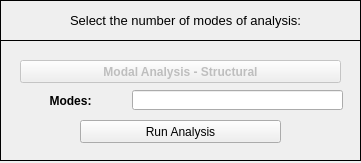
Before: the Qt Designer form pulse/uix/user_input/ui/structuralModalAnalysisInput.ui in open-pulse/OpenPulse, drawn with Qt 5.
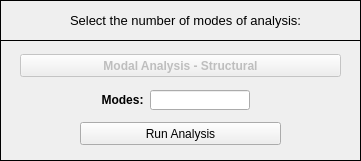
After: the same form once the commit is applied. Icons and pictures are not drawn.

Commit message: Break code execution for Acoustic Modal Analysis

What changed in the file:
```diff
--- a/pulse/uix/user_input/ui/structuralModalAnalysisInput.ui
+++ b/pulse/uix/user_input/ui/structuralModalAnalysisInput.ui
@@ -10,7 +10,7 @@
     <x>0</x>
     <y>0</y>
     <width>361</width>
-    <height>163</height>
+    <height>161</height>
    </rect>
   </property>
   <property name="sizePolicy">
@@ -19,6 +19,18 @@
     <verstretch>0</verstretch>
    </sizepolicy>
   </property>
+  <property name="minimumSize">
+   <size>
+    <width>361</width>
+    <height>161</height>
+   </size>
+  </property>
+  <property name="maximumSize">
+   <size>
+    <width>361</width>
+    <height>162</height>
+   </size>
+  </property>
   <property name="contextMenuPolicy">
    <enum>Qt::DefaultContextMenu</enum>
   </property>
@@ -112,7 +124,7 @@
      <property name="geometry">
       <rect>
        <x>20</x>
-       <y>20</y>
+       <y>14</y>
        <width>321</width>
        <height>23</height>
       </rect>
@@ -144,39 +156,11 @@
       <bool>false</bool>
      </property>
     </widget>
-    <widget class="QWidget" name="verticalLayoutWidget">
-     <property name="geometry">
-      <rect>
-       <x>20</x>
-       <y>50</y>
-       <width>101</width>
-       <height>21</height>
-      </rect>
-     </property>
-     <layout class="QVBoxLayout" name="verticalLayout">
-      <item>
-       <widget class="QLabel" name="label_2">
-        <property name="font">
-         <font>
-          <weight>75</weight>
-          <bold>true</bold>
-         </font>
-        </property>
-        <property name="text">
-         <string>Modes:</string>
-        </property>
-        <property name="alignment">
-         <set>Qt::AlignCenter</set>
-        </property>
-       </widget>
-      </item>
-     </layout>
-    </widget>
     <widget class="QPushButton" name="pushButton_2">
      <property name="geometry">
       <rect>
        <x>80</x>
-       <y>80</y>
+       <y>82</y>
        <width>201</width>
        <height>23</height>
       </rect>
@@ -188,11 +172,69 @@
     <widget class="QLineEdit" name="lineEdit">
      <property name="geometry">
       <rect>
-       <x>132</x>
+       <x>150</x>
        <y>50</y>
-       <width>211</width>
+       <width>100</width>
        <height>20</height>
       </rect>
+     </property>
+     <property name="minimumSize">
+      <size>
+       <width>100</width>
+       <height>20</height>
+      </size>
+     </property>
+     <property name="maximumSize">
+      <size>
+       <width>100</width>
+       <height>20</height>
+      </size>
+     </property>
+     <property name="font">
+      <font>
+       <family>Arial</family>
+       <pointsize>10</pointsize>
+       <weight>75</weight>
+       <italic>true</italic>
+       <bold>true</bold>
+      </font>
+     </property>
+     <property name="alignment">
+      <set>Qt::AlignCenter</set>
+     </property>
+    </widget>
+    <widget class="QLabel" name="label_2">
+     <property name="geometry">
+      <rect>
+       <x>98</x>
+       <y>50</y>
+       <width>49</width>
+       <height>20</height>
+      </rect>
+     </property>
+     <property name="minimumSize">
+      <size>
+       <width>49</width>
+       <height>20</height>
+      </size>
+     </property>
+     <property name="maximumSize">
+      <size>
+       <width>49</width>
+       <height>20</height>
+      </size>
+     </property>
+     <property name="font">
+      <font>
+       <weight>75</weight>
+       <bold>true</bold>
+      </font>
+     </property>
+     <property name="text">
+      <string>Modes:</string>
+     </property>
+     <property name="alignment">
+      <set>Qt::AlignCenter</set>
      </property>
     </widget>
    </widget>
```
The commit also changes 2 other files.
